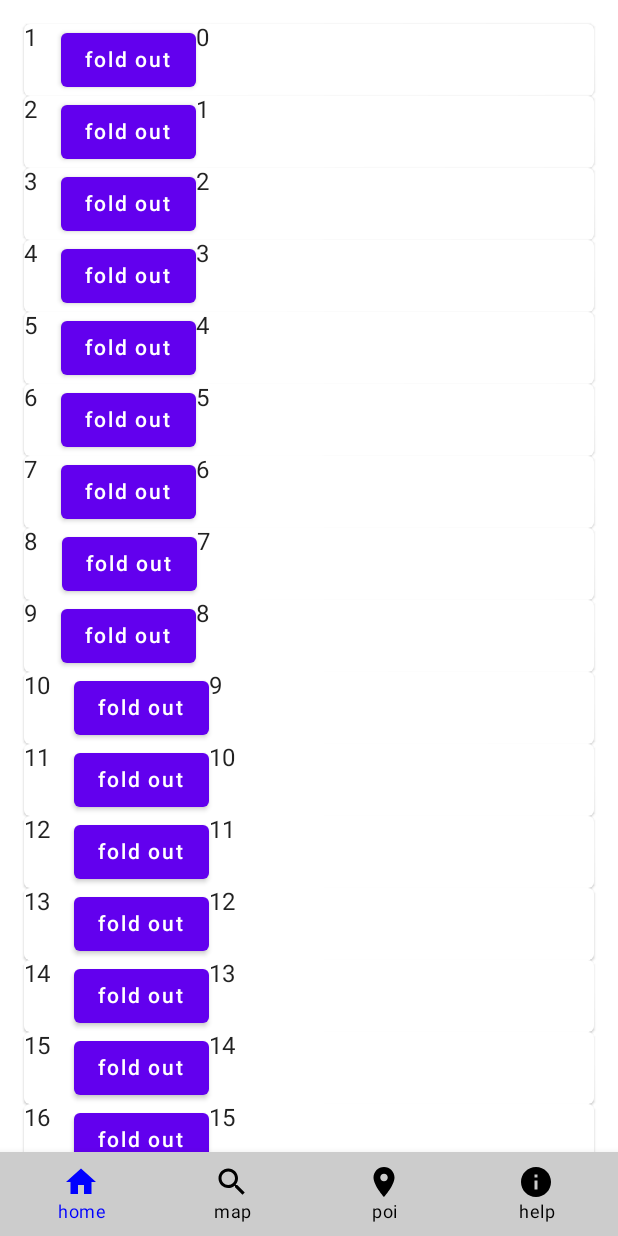
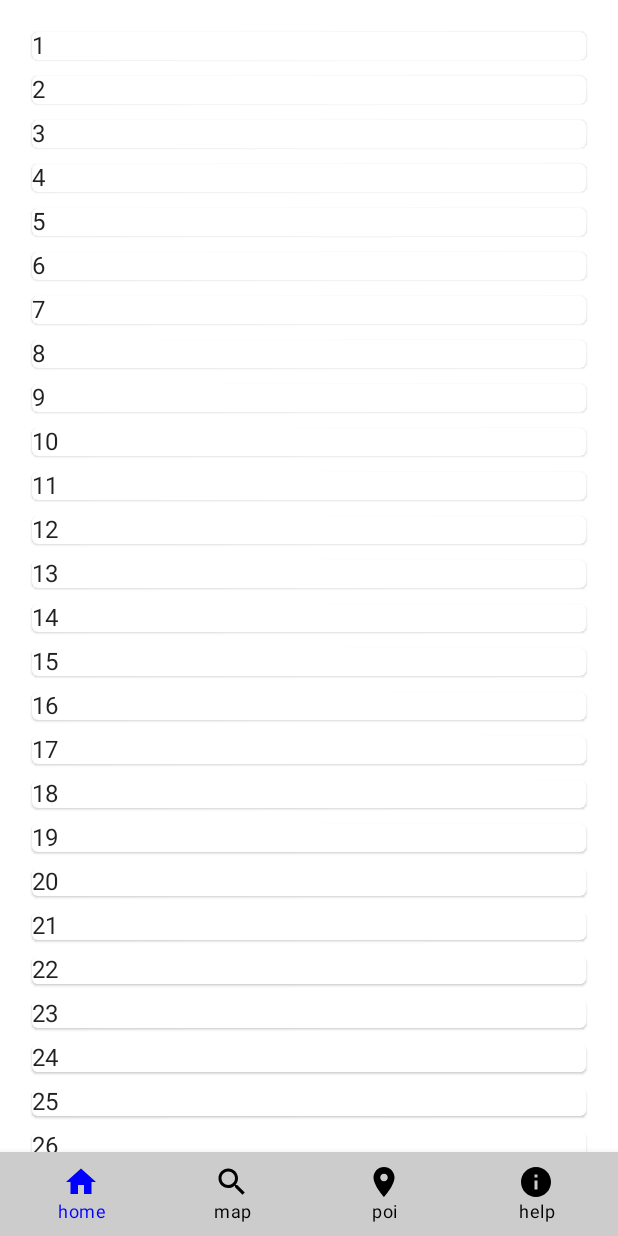
Before and after one commit to LarsingDash/DORA, an Android app built with Jetpack Compose: the screen it shows after launch (MainActivity), on a phone screen of 412 x 824 dp. Run offline under Robolectric (Android 15) with nearby library versions, the phone set to English and light mode, and no system bars; our stand-ins replace Dagger/Hilt's generated code, Room's generated code; libraries missing offline, so code that uses them is left out: org.osmdroid.config, org.osmdroid.util; 1 statement that could not run was skipped.

Commit message:
made foldoutfunction better

```diff
--- a/DORA/app/src/main/java/nl/a3/dora/ui/component/GUIList.kt
+++ b/DORA/app/src/main/java/nl/a3/dora/ui/component/GUIList.kt
@@ -1,31 +1,24 @@
 package nl.a3.dora.ui.component
 
-import android.os.Debug
-import android.util.Log
-import android.widget.Button
-import android.widget.Toast
 import androidx.compose.foundation.clickable
-import androidx.compose.foundation.layout.PaddingValues
-import androidx.compose.foundation.layout.Row
-import androidx.compose.foundation.layout.fillMaxWidth
+import androidx.compose.foundation.layout.*
 import androidx.compose.foundation.lazy.LazyColumn
 import androidx.compose.foundation.lazy.items
-import androidx.compose.material.Button
 import androidx.compose.material.Card
 import androidx.compose.material.Text
 import androidx.compose.runtime.*
 import androidx.compose.ui.Modifier
-import androidx.compose.ui.platform.LocalContext
 import androidx.compose.ui.unit.dp
 import androidx.compose.ui.unit.sp
-import kotlin.random.Random
 
 @Composable
 fun GUIList(modifier: Modifier = Modifier) {
+    //generateTestData
     val testList: MutableList<String> = arrayListOf()
     for (i in 1..100) {
         testList.add(i.toString())
     }
+
     var listIndex by remember {mutableStateOf(-1) }
 
     LazyColumn(
@@ -35,42 +28,41 @@ fun GUIList(modifier: Modifier = Modifier) {
         items(testList) {
                 item ->
             if (listIndex == testList.indexOf(item)) {
-                FoldedOutText()
+                FoldedOutText(text = item,){listIndex = -1}
             } else {
-                TestText(
-                    text = item,
-                    index = testList.indexOf(item),
-                    {listIndex = testList.indexOf(item)}
-                )
+                TestText(text = item,){listIndex = testList.indexOf(item)}
             }
         }
     }
 }
 
 @Composable
-fun FoldedOutText() {
-    Card (
-        modifier = Modifier.fillMaxWidth()
-    ){
+fun FoldedOutText(text: String, foldAction : () -> Unit) {
+    Column(modifier = Modifier.fillMaxWidth().padding(5.dp)) {
+        Card (
+            modifier = Modifier
+                .fillMaxWidth()
+                .clickable { foldAction.invoke() }
+        ){
+            Text(text = text)
+        }
         Text(text = "IT WORKED", fontSize = 20.sp)
     }
 }
 
 
 @Composable
-fun TestText(text: String, index: Int, buttonClikked : () -> Unit) {
+fun TestText(text: String, foldAction : () -> Unit) {
     Card (
-        modifier = Modifier.fillMaxWidth()
+        modifier = Modifier
+            .fillMaxWidth()
+            .padding(5.dp)
+            .clickable { foldAction.invoke() }
     ){
         Row {
             Text(
-                text = text + "    "
+                text = text
             )
-            Button(onClick = buttonClikked) {
-                Text(text = "fold out")
-            }
-
-            Text(text = index.toString())
         }
     }
 }
```
